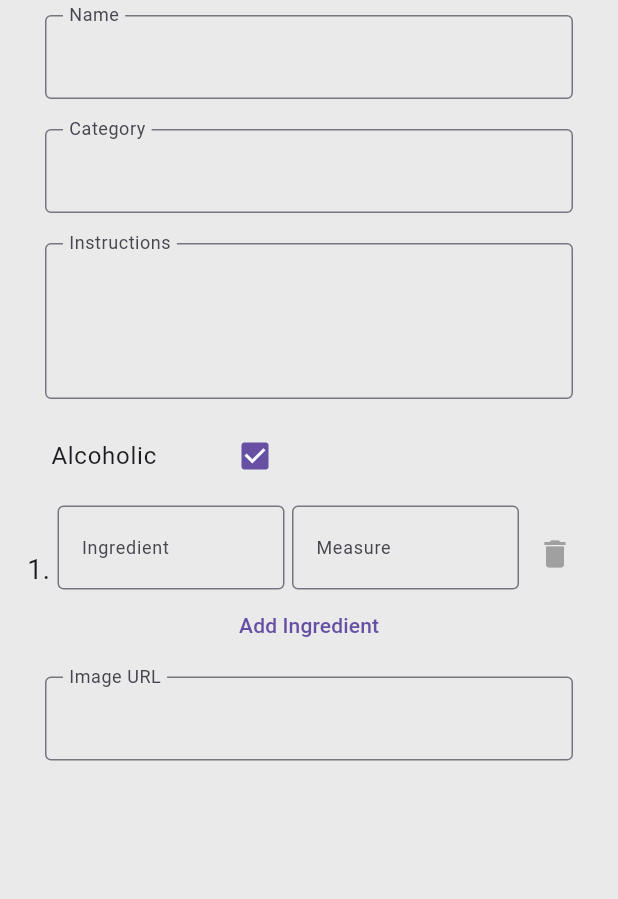
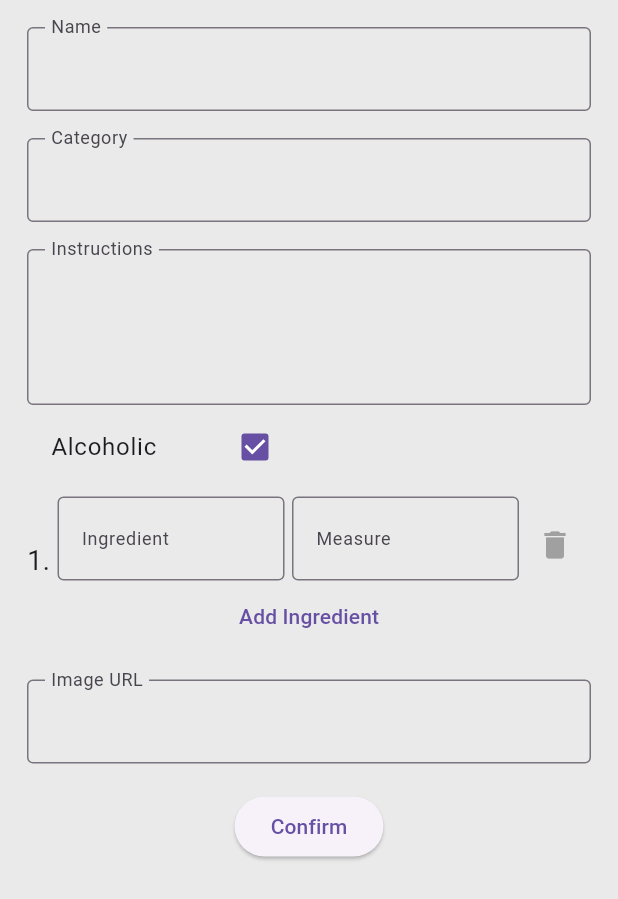
Before and after one commit to FranzRome/drinks-flutter, a Flutter app: the AddCocktailDialog widget shown alone on an empty page, opened directly with empty values, on a phone screen of 412 x 824 dp. Shown: the top 899 px of the screen. Run offline on Flutter 3.47's test engine with Material 3 defaults, Android fonts, the phone set to English and light mode, and no system bars; our stand-ins replace dio; network calls fail.

Commit message:
Improved Add  Cocktail Dialog

```diff
--- a/lib/add_cocktail/add_cocktail_dialog.dart
+++ b/lib/add_cocktail/add_cocktail_dialog.dart
@@ -42,18 +42,18 @@ class _AddCocktailDialogState extends State<AddCocktailDialog> {
   @override
   Widget build(BuildContext context) {
     return Padding(
-      padding:
-          EdgeInsets.only(bottom: MediaQuery.of(context).viewInsets.bottom), // Prevent keyboard to go over the widget
+      padding: EdgeInsets.only(
+          bottom: MediaQuery.of(context)
+              .viewInsets
+              .bottom), // Prevent keyboard to go over the widget
       child: SingleChildScrollView(
         child: IntrinsicHeight(
           child: Padding(
-            padding: const EdgeInsets.symmetric(horizontal:18, vertical: 0),
+            padding: const EdgeInsets.symmetric(horizontal: 18, vertical: 0),
             child: Column(
               children: [
-                Padding(
-                  padding:
-                      const EdgeInsets.symmetric(vertical: 10, horizontal: 12),
-                  child: TextField(
+                const SizedBox(height: 18),
+                TextField(
                   obscureText: false,
                   decoration: const InputDecoration(
                     floatingLabelBehavior: FloatingLabelBehavior.always,
@@ -62,11 +62,8 @@ class _AddCocktailDialogState extends State<AddCocktailDialog> {
                   ),
                   onChanged: (value) => {name = value},
                 ),
-                ),
-                Padding(
-                  padding:
-                      const EdgeInsets.symmetric(vertical: 10, horizontal: 12),
-                  child: TextField(
+                const SizedBox(height: 18),
+                TextField(
                   obscureText: false,
                   decoration: const InputDecoration(
                     floatingLabelBehavior: FloatingLabelBehavior.always,
@@ -75,11 +72,8 @@ class _AddCocktailDialogState extends State<AddCocktailDialog> {
                   ),
                   onChanged: (value) => {category = value},
                 ),
-                ),
-                Padding(
-                  padding:
-                      const EdgeInsets.symmetric(vertical: 10, horizontal: 12),
-                  child: TextField(
+                const SizedBox(height: 18),
+                TextField(
                   maxLines: 3,
                   obscureText: false,
                   decoration: const InputDecoration(
@@ -89,19 +83,19 @@ class _AddCocktailDialogState extends State<AddCocktailDialog> {
                       labelStyle: TextStyle()),
                   onChanged: (value) => {instructions = value},
                 ),
-                ),
                 Padding(
                   padding: const EdgeInsets.only(right: 180),
                   child: CheckboxListTile(
                       value: isAlcoholic,
-                      title: const Text('Alcoholic',),
+                      title: const Text(
+                        'Alcoholic',
+                      ),
                       onChanged: (bool? value) => {
                             setState(() {
                               isAlcoholic = !isAlcoholic;
                             })
                           }),
                 ),
-                const Spacer(),
                 ingredientsInputs(),
                 TextButton(
                   onPressed: () {
@@ -113,10 +107,8 @@ class _AddCocktailDialogState extends State<AddCocktailDialog> {
                   },
                   child: const Text('Add Ingredient'),
                 ),
-                Padding(
-                  padding:
-                      const EdgeInsets.symmetric(vertical: 10, horizontal: 12),
-                  child: TextField(
+                const SizedBox(height: 18),
+                TextField(
                   obscureText: false,
                   decoration: const InputDecoration(
                     floatingLabelBehavior: FloatingLabelBehavior.always,
@@ -125,7 +117,14 @@ class _AddCocktailDialogState extends State<AddCocktailDialog> {
                   ),
                   onChanged: (value) => {imageUrl = value},
                 ),
+                const SizedBox(height: 18),
+                ElevatedButton(
+                  onPressed: () {
+                    submit();
+                  },
+                  child: const Text('Confirm'),
                 ),
+                const SizedBox(height: 12),
               ],
             ),
           ),
```
Lines whose indentation alone changed are shown as unchanged.
